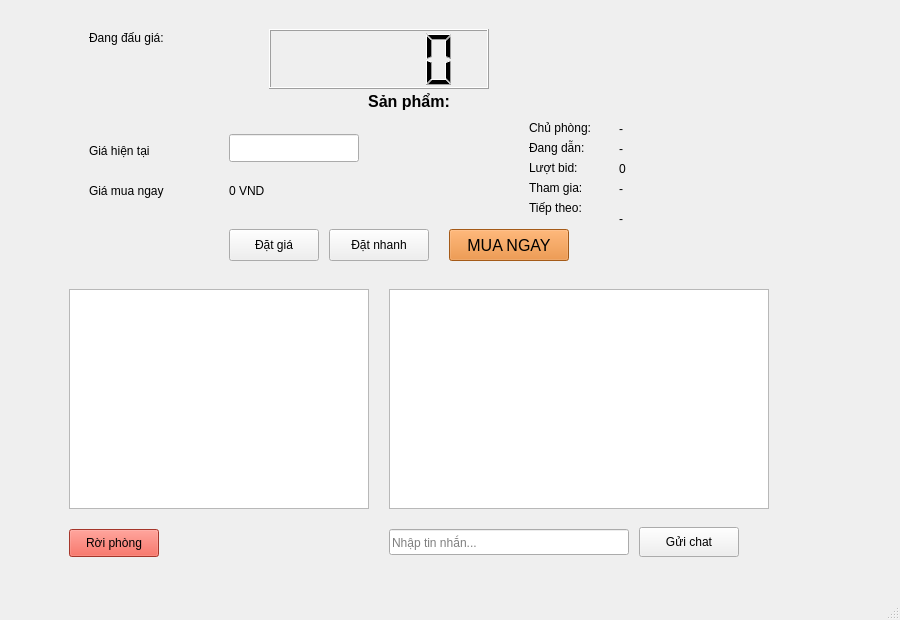
This is AuctionClient/mainwindow.ui in nhatsonle/LAN_BiddingSystem as Qt 5 draws it before an edit. The edited form follows.
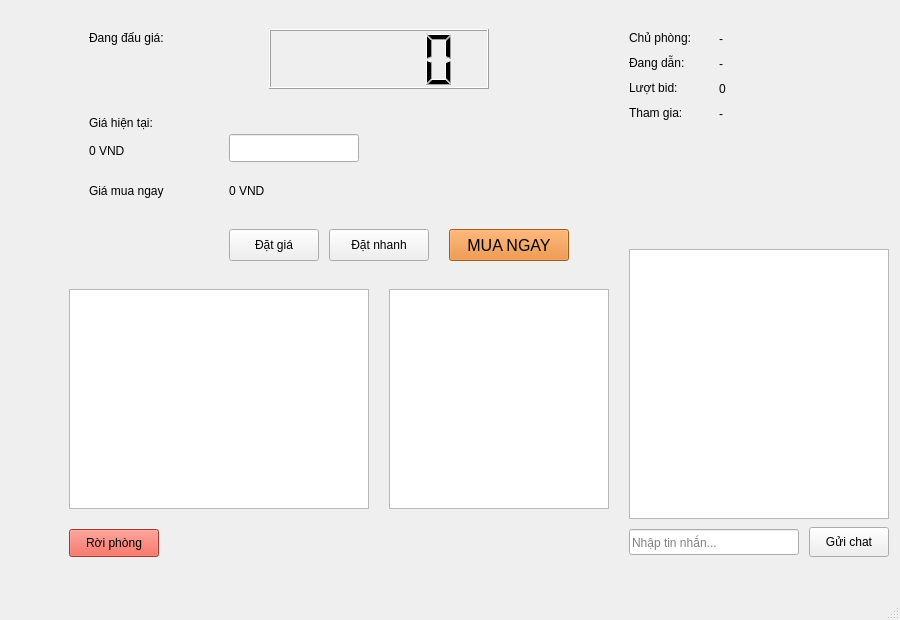
This is the edited form. The open tabs and pages were chosen to show the change.

Commit message: feat(room): product list + status sync (NO_SALE) and reliable sendAll

Patch:
```diff
--- a/AuctionClient/mainwindow.ui
+++ b/AuctionClient/mainwindow.ui
@@ -280,6 +280,19 @@
          </rect>
         </property>
        </widget>
+       <widget class="QLabel" name="labelCurrentPriceText">
+        <property name="geometry">
+         <rect>
+          <x>80</x>
+          <y>105</y>
+          <width>180</width>
+          <height>18</height>
+         </rect>
+        </property>
+        <property name="text">
+         <string>Giá hiện tại:</string>
+        </property>
+       </widget>
        <widget class="QLabel" name="lblCurrentPrice">
         <property name="geometry">
          <rect>
@@ -290,30 +303,18 @@
          </rect>
         </property>
         <property name="text">
-         <string>Giá hiện tại</string>
+         <string>0 VND</string>
         </property>
        </widget>
-       <widget class="QLabel" name="lblItemName">
+       <widget class="QTableWidget" name="tblRoomProducts">
         <property name="geometry">
          <rect>
-          <x>200</x>
-          <y>80</y>
-          <width>400</width>
-          <height>24</height>
+          <x>380</x>
+          <y>280</y>
+          <width>220</width>
+          <height>220</height>
          </rect>
         </property>
-        <property name="font">
-         <font>
-          <pointsize>12</pointsize>
-          <bold>true</bold>
-         </font>
-        </property>
-        <property name="text">
-         <string>Sản phẩm:</string>
-        </property>
-        <property name="alignment">
-         <set>Qt::AlignmentFlag::AlignCenter</set>
-        </property>
        </widget>
        <widget class="QTextBrowser" name="txtRoomLog">
         <property name="geometry">
@@ -416,8 +417,8 @@
        <widget class="QLabel" name="labelHost">
         <property name="geometry">
          <rect>
-          <x>520</x>
-          <y>110</y>
+          <x>620</x>
+          <y>20</y>
           <width>80</width>
           <height>18</height>
          </rect>
@@ -429,9 +430,9 @@
        <widget class="QLabel" name="lblHost">
         <property name="geometry">
          <rect>
-          <x>610</x>
-          <y>110</y>
-          <width>200</width>
+          <x>710</x>
+          <y>20</y>
+          <width>170</width>
           <height>20</height>
          </rect>
         </property>
@@ -442,8 +443,8 @@
        <widget class="QLabel" name="labelLeader">
         <property name="geometry">
          <rect>
-          <x>520</x>
-          <y>130</y>
+          <x>620</x>
+          <y>45</y>
           <width>80</width>
           <height>18</height>
          </rect>
@@ -455,9 +456,9 @@
        <widget class="QLabel" name="lblLeader">
         <property name="geometry">
          <rect>
-          <x>610</x>
-          <y>130</y>
-          <width>200</width>
+          <x>710</x>
+          <y>45</y>
+          <width>170</width>
           <height>20</height>
          </rect>
         </property>
@@ -468,8 +469,8 @@
        <widget class="QLabel" name="labelBidCount">
         <property name="geometry">
          <rect>
-          <x>520</x>
-          <y>150</y>
+          <x>620</x>
+          <y>70</y>
           <width>70</width>
           <height>18</height>
          </rect>
@@ -481,9 +482,9 @@
        <widget class="QLabel" name="lblBidCount">
         <property name="geometry">
          <rect>
-          <x>610</x>
-          <y>150</y>
-          <width>120</width>
+          <x>710</x>
+          <y>70</y>
+          <width>170</width>
           <height>20</height>
          </rect>
         </property>
@@ -494,8 +495,8 @@
        <widget class="QLabel" name="labelParticipants">
         <property name="geometry">
          <rect>
-          <x>520</x>
-          <y>170</y>
+          <x>620</x>
+          <y>95</y>
           <width>90</width>
           <height>18</height>
          </rect>
@@ -507,9 +508,9 @@
        <widget class="QLabel" name="lblParticipants">
         <property name="geometry">
          <rect>
-          <x>610</x>
-          <y>170</y>
-          <width>120</width>
+          <x>710</x>
+          <y>95</y>
+          <width>170</width>
           <height>20</height>
          </rect>
         </property>
@@ -517,35 +518,6 @@
          <string>-</string>
         </property>
        </widget>
-       <widget class="QLabel" name="labelNext">
-        <property name="geometry">
-         <rect>
-          <x>520</x>
-          <y>190</y>
-          <width>90</width>
-          <height>18</height>
-         </rect>
-        </property>
-        <property name="text">
-         <string>Tiếp theo:</string>
-        </property>
-       </widget>
-       <widget class="QLabel" name="lblNextInfo">
-        <property name="geometry">
-         <rect>
-          <x>610</x>
-          <y>190</y>
-          <width>260</width>
-          <height>40</height>
-         </rect>
-        </property>
-        <property name="text">
-         <string>-</string>
-        </property>
-        <property name="wordWrap">
-         <bool>true</bool>
-        </property>
-       </widget>
        <widget class="QLabel" name="lblCurrentPrice_2">
         <property name="geometry">
          <rect>
@@ -562,9 +534,9 @@
        <widget class="QLineEdit" name="txtChatInput">
         <property name="geometry">
          <rect>
-          <x>380</x>
+          <x>620</x>
           <y>520</y>
-          <width>240</width>
+          <width>170</width>
           <height>26</height>
          </rect>
         </property>
@@ -575,9 +547,9 @@
        <widget class="QPushButton" name="btnSendChat">
         <property name="geometry">
          <rect>
-          <x>630</x>
+          <x>800</x>
           <y>518</y>
-          <width>100</width>
+          <width>80</width>
           <height>30</height>
          </rect>
         </property>
@@ -588,10 +560,10 @@
        <widget class="QTextBrowser" name="txtChatLog">
         <property name="geometry">
          <rect>
-          <x>380</x>
-          <y>280</y>
-          <width>380</width>
-          <height>220</height>
+          <x>620</x>
+          <y>240</y>
+          <width>260</width>
+          <height>270</height>
          </rect>
         </property>
        </widget>
```
The commit also changes 6 other files.
